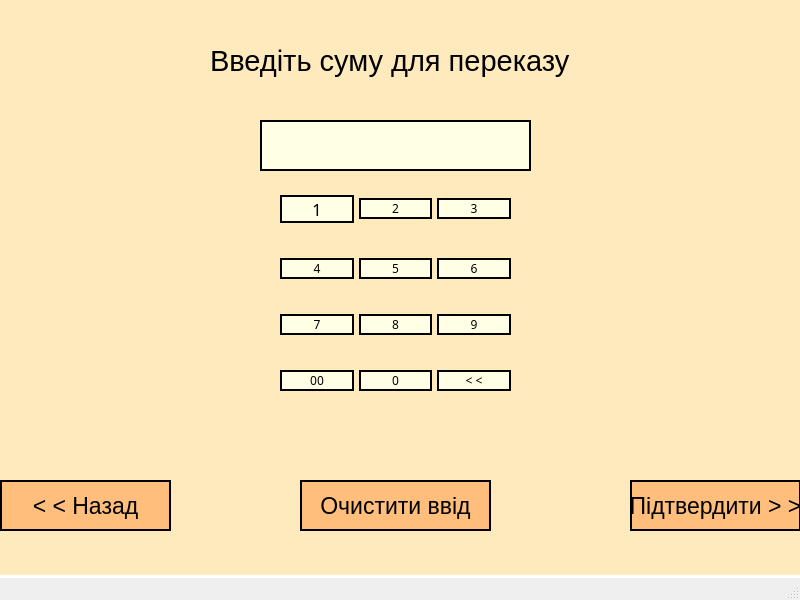
BearDimonR/MOOP_Project_5_ATM, file mainwindow.ui: the form before one commit.
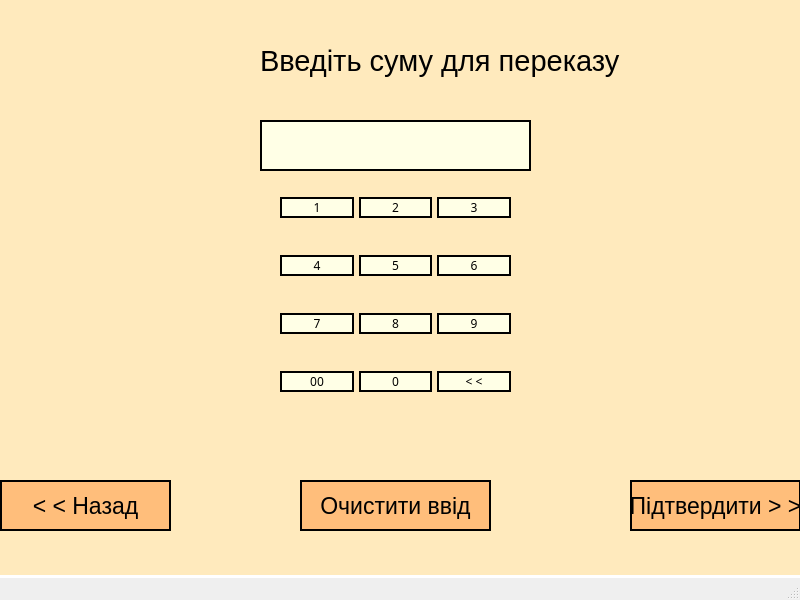
The form after the commit. The open tabs and pages were chosen to show the change. Icons and pictures are not drawn.

Commit message: mainwindow.ui buttons & cursors fixed

The edit to the form file:
```diff
--- a/mainwindow.ui
+++ b/mainwindow.ui
@@ -4425,31 +4425,6 @@
          </property>
         </widget>
        </item>
-       <item row="0" column="0">
-        <widget class="QPushButton" name="num1_11">
-         <property name="font">
-          <font>
-           <family>Arial Black</family>
-           <pointsize>13</pointsize>
-          </font>
-         </property>
-         <property name="cursor">
-          <cursorShape>PointingHandCursor</cursorShape>
-         </property>
-         <property name="styleSheet">
-          <string notr="true">color: rgb(0, 0, 0);
-background-color: rgb(255, 255, 230);
-border-style: solid;
-border-width: 2px;
-border-color: rgb(0, 0, 0);
-
-</string>
-         </property>
-         <property name="text">
-          <string>1</string>
-         </property>
-        </widget>
-       </item>
        <item row="1" column="1">
         <widget class="QPushButton" name="num5_11">
          <property name="font">
@@ -4522,6 +4497,30 @@
          </property>
         </widget>
        </item>
+       <item row="0" column="0">
+        <widget class="QPushButton" name="num2_12">
+         <property name="font">
+          <font>
+           <family>Arial Black</family>
+          </font>
+         </property>
+         <property name="cursor">
+          <cursorShape>PointingHandCursor</cursorShape>
+         </property>
+         <property name="styleSheet">
+          <string notr="true">color: rgb(0, 0, 0);
+background-color: rgb(255, 255, 230);
+border-style: solid;
+border-width: 2px;
+border-color: rgb(0, 0, 0);
+
+</string>
+         </property>
+         <property name="text">
+          <string>1</string>
+         </property>
+        </widget>
+       </item>
       </layout>
      </widget>
      <widget class="QLineEdit" name="lineEdit_enterSumForTransfer_11">
@@ -4665,7 +4664,7 @@
      <widget class="QLabel" name="page11_label">
       <property name="geometry">
        <rect>
-        <x>210</x>
+        <x>260</x>
         <y>40</y>
         <width>361</width>
         <height>41</height>
```
Left out of the diff: 64 changed lines with no effect on the pictures.
